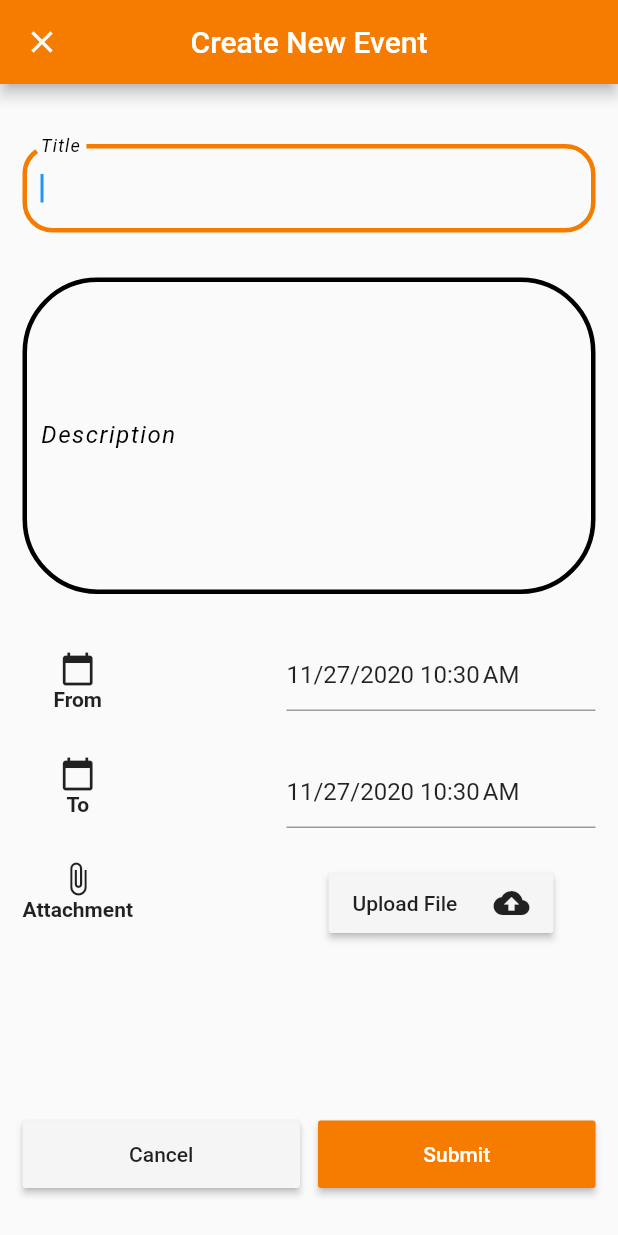
After one commit to nikhil3400/Notes_App, a Flutter app: the AddNote screen opened directly, on a phone screen of 412 x 824 dp. The commit adds this screen. Run offline on Flutter 3.47's test engine with Material 2 defaults, Android fonts, the phone set to English and light mode, and no system bars; drawn by our look-alikes of date_field; our stand-ins replace cloud_firestore, file_picker, firebase_auth, firebase_core, firebase_storage, flutter_spinkit; accounts and stored records are empty.

Commit message:
added Addnote

```diff
--- /dev/null
+++ b/lib/Screens/home/add_note.dart
@@ -0,0 +1,221 @@
+import 'dart:io';
+import 'package:date_field/date_field.dart';
+import 'package:notes_app/services/database.dart';
+import 'package:flutter/material.dart';
+import 'package:file_picker/file_picker.dart';
+
+class AddNote extends StatefulWidget {
+  @override
+  _AddNoteState createState() => _AddNoteState();
+}
+
+class _AddNoteState extends State<AddNote> {
+  String inputTitle;
+  String inputDescription;
+  DateTime dateFrom = DateTime.now();
+  DateTime dateTo = DateTime.now();
+  DataBase obj;
+  File pickedFile;
+
+  @override
+  Widget build(BuildContext context) {
+    return Scaffold(
+      resizeToAvoidBottomPadding: false,
+      appBar: AppBar(
+        backgroundColor: Colors.orange[700],
+        title: Text('Create New Event'),
+        centerTitle: true,
+        leading: IconButton(
+          onPressed: () => Navigator.of(context).pop(),
+          icon: Icon(Icons.close),
+        ),
+      ),
+      body: Padding(
+        padding: EdgeInsets.all(15),
+        child: Column(
+          crossAxisAlignment: CrossAxisAlignment.center,
+          children: [
+            SizedBox(height: 25),
+            TextField(
+              autofocus: true,
+              onChanged: (newText) {
+                inputTitle = newText;
+              },
+              decoration: InputDecoration(
+                labelText: 'Title',
+                labelStyle: TextStyle(
+                  color: Colors.black,
+                  letterSpacing: 1,
+                  fontStyle: FontStyle.italic,
+                ),
+                focusedBorder: OutlineInputBorder(
+                  borderSide: BorderSide(color: Colors.orange[700], width: 3.0),
+                  borderRadius: BorderRadius.all(Radius.circular(20)),
+                ),
+                enabledBorder: OutlineInputBorder(
+                  borderSide: BorderSide(color: Colors.black, width: 3.0),
+                  borderRadius: BorderRadius.all(Radius.circular(50)),
+                ),
+              ),
+            ),
+            SizedBox(height: 30),
+            TextField(
+              keyboardType: TextInputType.multiline,
+              maxLines: 9,
+              onChanged: (newText) {
+                inputDescription = newText;
+              },
+              decoration: InputDecoration(
+                labelText: 'Description',
+                labelStyle: TextStyle(
+                  color: Colors.black,
+                  letterSpacing: 1,
+                  fontStyle: FontStyle.italic,
+                ),
+                focusedBorder: OutlineInputBorder(
+                  borderSide: BorderSide(color: Colors.orange[700], width: 3.0),
+                  borderRadius: BorderRadius.all(Radius.circular(20)),
+                ),
+                enabledBorder: OutlineInputBorder(
+                  borderSide: BorderSide(color: Colors.black, width: 3.0),
+                  borderRadius: BorderRadius.all(Radius.circular(50)),
+                ),
+              ),
+            ),
+            SizedBox(height: 30),
+            Row(
+              mainAxisAlignment: MainAxisAlignment.spaceBetween,
+              children: [
+                Column(
+                  children: [
+                    Icon(Icons.calendar_today),
+                    SizedBox(width: 5),
+                    Text(
+                      'From',
+                      style: TextStyle(
+                        fontWeight: FontWeight.bold,
+                      ),
+                    ),
+                    SizedBox(height: 30),
+                    Icon(Icons.calendar_today),
+                    SizedBox(width: 5),
+                    Text(
+                      'To',
+                      style: TextStyle(
+                        fontWeight: FontWeight.bold,
+                      ),
+                    ),
+                    SizedBox(height: 30),
+                    Icon(Icons.attach_file),
+                    SizedBox(width: 5),
+                    Text(
+                      'Attachment',
+                      style: TextStyle(
+                        fontWeight: FontWeight.bold,
+                      ),
+                    ),
+                  ],
+                ),
+                Column(
+                  children: [
+                    Container(
+                      width: MediaQuery.of(context).size.width / 2,
+                      child: DateTimeField(
+                        onDateSelected: (DateTime value) {
+                          setState(() {
+                            dateFrom = value;
+                          });
+                        },
+                        firstDate: DateTime(2000, 1),
+                        lastDate: DateTime(2100),
+                        selectedDate: dateFrom,
+                      ),
+                    ),
+                    SizedBox(height: 30),
+                    Container(
+                      width: MediaQuery.of(context).size.width / 2,
+                      child: DateTimeField(
+                        onDateSelected: (DateTime value) {
+                          setState(() {
+                            dateTo = value;
+                          });
+                        },
+                        firstDate: DateTime(2000, 1),
+                        lastDate: DateTime(2100),
+                        selectedDate: dateTo,
+                      ),
+                    ),
+                    SizedBox(height: 30),
+                    SizedBox(
+                      height: 40,
+                      width: 150,
+                      child: RaisedButton(
+                        color: Colors.grey[100],
+                        onPressed: () async {
+                          FilePickerResult result = await FilePicker.platform
+                              .pickFiles(
+                                  type: FileType.custom,
+                                  allowedExtensions: ['pdf', 'doc']);
+                          setState(() {
+                            pickedFile = File(result.files.single.path);
+                          });
+                        },
+                        child: Row(
+                          mainAxisAlignment: MainAxisAlignment.spaceBetween,
+                          children: [
+                            Text('Upload File'),
+                            Icon(Icons.cloud_upload)
+                          ],
+                        ),
+                      ),
+                    ),
+                  ],
+                )
+              ],
+            ),
+            SizedBox(height: 125),
+            Row(
+              mainAxisAlignment: MainAxisAlignment.spaceBetween,
+              children: [
+                SizedBox(
+                    height: 45,
+                    width: 185,
+                    child: RaisedButton(
+                      color: Colors.grey[100],
+                      onPressed: () {
+                        Navigator.of(context).pop();
+                      },
+                      child: Center(
+                        child: Text('Cancel'),
+                      ),
+                    )),
+                SizedBox(
+                    height: 45,
+                    width: 185,
+                    child: RaisedButton(
+                      color: Colors.orange[700],
+                      onPressed: () async {
+                        obj = new DataBase(
+                            title: inputTitle,
+                            description: inputDescription,
+                            from: dateFrom,
+                            to: dateTo,
+                            file: pickedFile);
+                        await obj.uploadData();
+                        Navigator.of(context).pop();
+                      },
+                      child: Center(
+                        child: Text(
+                          'Submit',
+                          style: TextStyle(color: Colors.white),
+                        ),
+                      ),
+                    ))
+              ],
+            )
+          ],
+        ),
+      ),
+    );
+  }
+}
--- a/lib/Screens/home/home.dart
+++ b/lib/Screens/home/home.dart
@@ -1,4 +1,5 @@
 import 'package:flutter/material.dart';
+import 'package:notes_app/Screens/home/add_note.dart';
 import 'package:notes_app/services/auth.dart';
 
 class Home extends StatefulWidget {
@@ -16,6 +17,7 @@ class _HomeState extends State<Home> {
       appBar: AppBar(
         backgroundColor: Colors.orange[700],
         title: Text('Notes'),
+        centerTitle: true,
       ),
       drawer: Drawer(
         child: ListView(
@@ -34,6 +36,15 @@ class _HomeState extends State<Home> {
           ],
         ),
       ),
+      floatingActionButton: FloatingActionButton(
+        onPressed: () {
+          Navigator.push(context, MaterialPageRoute(builder: (_){
+            return AddNote();
+          }));
+        },
+        backgroundColor: Colors.orange[700],
+        child: Icon(Icons.add)
+      ),
     );
   }
 }
--- /dev/null
+++ b/lib/services/database.dart
@@ -0,0 +1,44 @@
+import 'package:firebase_storage/firebase_storage.dart' as storage;
+import 'package:cloud_firestore/cloud_firestore.dart';
+import 'dart:io';
+import 'package:path/path.dart' as Path;
+import 'package:firebase_auth/firebase_auth.dart';
+
+class DataBase {
+  String title;
+  String description;
+  DateTime from;
+  DateTime to;
+  File file;
+  CollectionReference colRef;
+
+  DataBase({this.title, this.description, this.from, this.to,this.file});
+
+  Future<void> uploadData() async {
+
+    FirebaseAuth _auth = FirebaseAuth.instance;
+
+    User user = _auth.currentUser;
+
+    colRef = FirebaseFirestore.instance.collection('${user.uid}');
+
+    storage.Reference ref = storage.FirebaseStorage.instance
+        .ref()
+        .child('files/${Path.basename(file.path)}');
+
+    storage.UploadTask task = ref.putFile(file);
+
+    task.whenComplete(() async {
+      await ref.getDownloadURL().then((fileURL) async {
+        await colRef.add({
+          'url': fileURL,
+          'title': this.title,
+          'description': this.description,
+          'from': this.from,
+          'to': this.to
+        });
+        print('Data Added to firestore');
+      });
+    });
+ }
+}
--- a/pubspec.yaml
+++ b/pubspec.yaml
@@ -34,6 +34,8 @@ dependencies:
   cloud_firestore: ^0.14.3
   flutter_spinkit: ^4.1.2
   provider: ^4.3.2+2
+  file_picker: ^2.1.0
+  date_field: ^0.3.3
 
 dev_dependencies:
   flutter_test:
```
Also changed, not shown: pubspec.lock, 3 other files.
